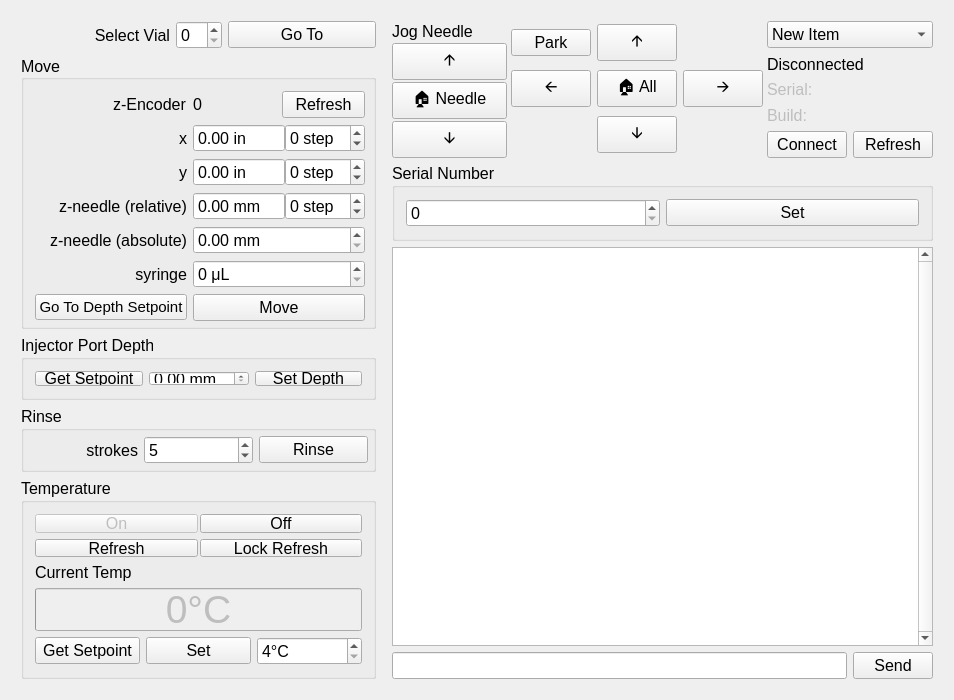
Above: src/gpicontroller.ui from amoose136/GPIController before the change. Below: the same form after it.
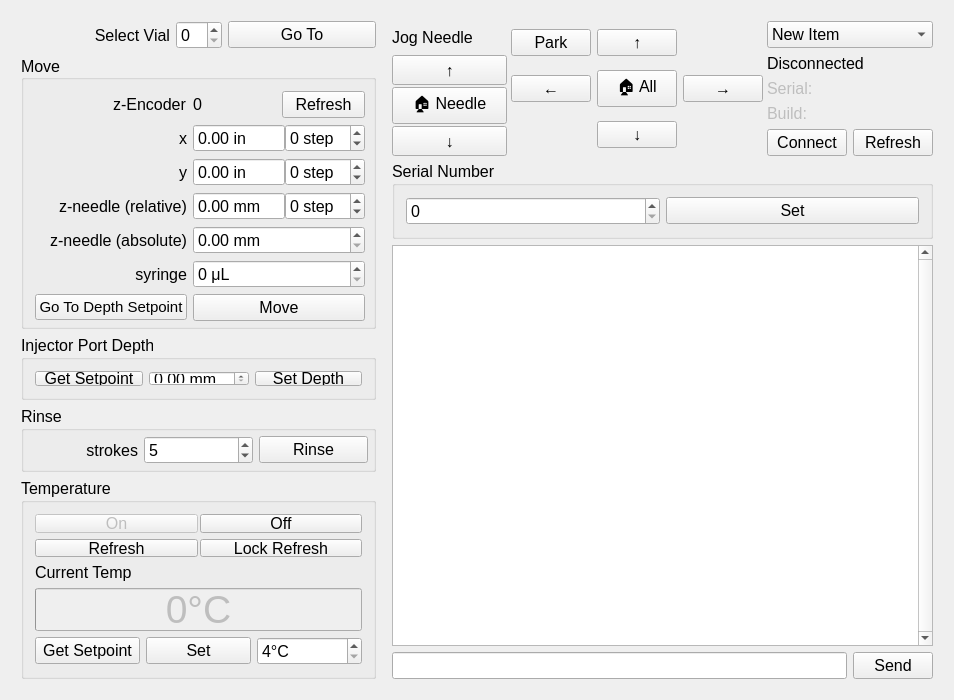
That is the form after the change. Custom widgets are drawn as their Qt base class.

Commit message: 🍎  change ui for mac. Fix deployment errors. Update screenshot.

Diff of the .ui file:
```diff
--- a/src/gpicontroller.ui
+++ b/src/gpicontroller.ui
@@ -1119,7 +1119,7 @@
                <string>Raise needle .15mm or 6mm if shift is held</string>
               </property>
               <property name="text">
-               <string>🡩</string>
+               <string>↑</string>
               </property>
              </widget>
             </item>
@@ -1163,7 +1163,7 @@
                <string>Lower needle .15mm or 6mm if shift is held</string>
               </property>
               <property name="text">
-               <string>🡫</string>
+               <string>↓</string>
               </property>
              </widget>
             </item>
@@ -1189,7 +1189,7 @@
                <string>Move needle carriage in the negative x direction .25&quot;</string>
               </property>
               <property name="text">
-               <string>🡨</string>
+               <string>←</string>
               </property>
              </widget>
             </item>
@@ -1199,7 +1199,7 @@
                <string>Move needle carriage in the negative y direction .25&quot;</string>
               </property>
               <property name="text">
-               <string>🡫</string>
+               <string>↓</string>
               </property>
              </widget>
             </item>
@@ -1209,7 +1209,7 @@
                <string>Move needle carriage in the positive y direction .25&quot;</string>
               </property>
               <property name="text">
-               <string>🡩</string>
+               <string>↑</string>
               </property>
              </widget>
             </item>
@@ -1247,7 +1247,7 @@
                <string>Move needle carriage in the positive x direction .25&quot;</string>
               </property>
               <property name="text">
-               <string>🡪</string>
+               <string>→</string>
               </property>
              </widget>
             </item>
```
The commit also changes 4 other files.
